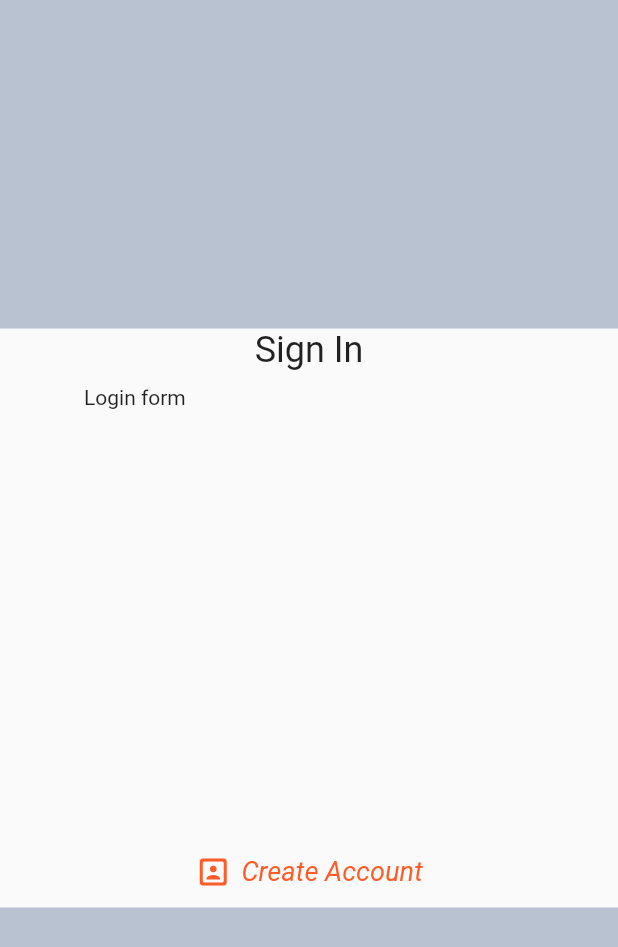
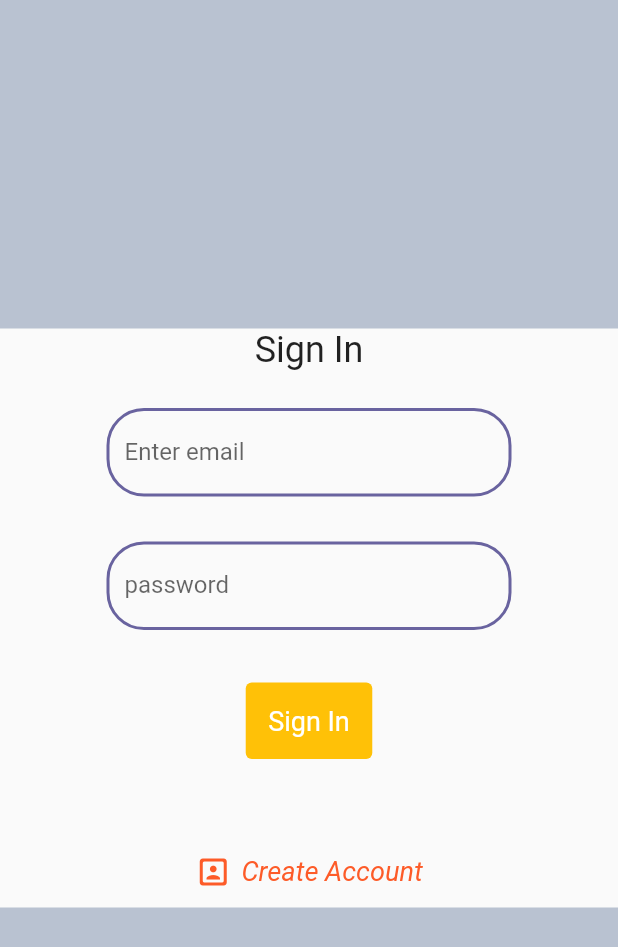
Before and after one commit to pdichone/book_tracker_app_course, a Flutter app: the screen it shows after launch, after a tap on "Sign in to get started", on a phone screen of 412 x 824 dp. Shown: the top 947 px of the screen. Run offline on Flutter 3.47's test engine with Material 2 defaults, Android fonts, the phone set to English and light mode, and no system bars; our stand-ins replace hexcolor.

Commit message:
login page finished
Yes

```diff
--- a/book_tracker/lib/screens/get_started_page.dart
+++ b/book_tracker/lib/screens/get_started_page.dart
@@ -1,5 +1,8 @@
 import 'dart:ui';
 
+import 'package:book_tracker/screens/login_page.dart';
+import 'package:book_tracker/widgets/input_decoration.dart';
+import 'package:book_tracker/widgets/login_form.dart';
 import 'package:flutter/material.dart';
 import 'package:hexcolor/hexcolor.dart';
 
@@ -49,66 +52,3 @@ class GetStartedPage extends StatelessWidget {
     );
   }
 }
-
-class LoginPage extends StatefulWidget {
-  @override
-  _LoginPageState createState() => _LoginPageState();
-}
-
-class _LoginPageState extends State<LoginPage> {
-  bool isCreateAccountClicked = false;
-  @override
-  Widget build(BuildContext context) {
-    return Material(
-      child: Container(
-          child: Column(
-        children: [
-          Expanded(
-              flex: 2,
-              child: Container(
-                color: HexColor('#b9c2d1'),
-              )),
-          Text(
-            'Sign In',
-            style: Theme.of(context).textTheme.headline5,
-          ),
-          SizedBox(
-            height: 10,
-          ),
-          Column(
-            children: [
-              SizedBox(
-                width: 300,
-                height: 300,
-                child: Text(
-                    isCreateAccountClicked ? 'Create Acct Form' : 'Login form'),
-              ),
-              TextButton.icon(
-                  icon: Icon(Icons.portrait_rounded),
-                  style: TextButton.styleFrom(
-                      primary: HexColor('#fd5b28'),
-                      textStyle:
-                          TextStyle(fontSize: 18, fontStyle: FontStyle.italic)),
-                  onPressed: () {
-                    setState(() {
-                      if (!isCreateAccountClicked) {
-                        isCreateAccountClicked = true;
-                      } else
-                        isCreateAccountClicked = false;
-                    });
-                  },
-                  label: Text(isCreateAccountClicked
-                      ? 'Already have an account?'
-                      : 'Create Account'))
-            ],
-          ),
-          Expanded(
-              flex: 2,
-              child: Container(
-                color: HexColor('#b9c2d1'),
-              ))
-        ],
-      )),
-    );
-  }
-}
--- /dev/null
+++ b/book_tracker/lib/screens/login_page.dart
@@ -0,0 +1,78 @@
+import 'package:book_tracker/widgets/create_account_form.dart';
+import 'package:book_tracker/widgets/login_form.dart';
+import 'package:flutter/material.dart';
+import 'package:hexcolor/hexcolor.dart';
+
+class LoginPage extends StatefulWidget {
+  @override
+  _LoginPageState createState() => _LoginPageState();
+}
+
+class _LoginPageState extends State<LoginPage> {
+  bool isCreateAccountClicked = false;
+
+  final _formKey = GlobalKey<FormState>();
+
+  final TextEditingController _emailTextController = TextEditingController();
+  final TextEditingController _passwordTextController = TextEditingController();
+  @override
+  Widget build(BuildContext context) {
+    return Material(
+      child: Container(
+          child: Column(
+        children: [
+          Expanded(
+              flex: 2,
+              child: Container(
+                color: HexColor('#b9c2d1'),
+              )),
+          Text(
+            'Sign In',
+            style: Theme.of(context).textTheme.headline5,
+          ),
+          SizedBox(
+            height: 10,
+          ),
+          Column(
+            children: [
+              SizedBox(
+                  width: 300,
+                  height: 300,
+                  child: isCreateAccountClicked != true
+                      ? LoginForm(
+                          formKey: _formKey,
+                          emailTextController: _emailTextController,
+                          passwordTextController: _passwordTextController)
+                      : CreateAccountForm(
+                          formKey: _formKey,
+                          emailTextController: _emailTextController,
+                          passwordTextController: _passwordTextController)),
+              TextButton.icon(
+                  icon: Icon(Icons.portrait_rounded),
+                  style: TextButton.styleFrom(
+                      primary: HexColor('#fd5b28'),
+                      textStyle:
+                          TextStyle(fontSize: 18, fontStyle: FontStyle.italic)),
+                  onPressed: () {
+                    setState(() {
+                      if (!isCreateAccountClicked) {
+                        isCreateAccountClicked = true;
+                      } else
+                        isCreateAccountClicked = false;
+                    });
+                  },
+                  label: Text(isCreateAccountClicked
+                      ? 'Already have an account?'
+                      : 'Create Account'))
+            ],
+          ),
+          Expanded(
+              flex: 2,
+              child: Container(
+                color: HexColor('#b9c2d1'),
+              ))
+        ],
+      )),
+    );
+  }
+}
--- /dev/null
+++ b/book_tracker/lib/widgets/input_decoration.dart
@@ -0,0 +1,15 @@
+import 'package:flutter/material.dart';
+import 'package:hexcolor/hexcolor.dart';
+
+InputDecoration buildInputDecoration({String label, String hintText}) {
+  return InputDecoration(
+      fillColor: Colors.white,
+      focusedBorder: OutlineInputBorder(
+          borderRadius: BorderRadius.circular(12),
+          borderSide: BorderSide(color: Colors.blue)),
+      enabledBorder: OutlineInputBorder(
+          borderRadius: BorderRadius.circular(25),
+          borderSide: BorderSide(color: HexColor('#69639F'), width: 2.0)),
+      labelText: label,
+      hintText: hintText);
+}
--- /dev/null
+++ b/book_tracker/lib/widgets/login_form.dart
@@ -0,0 +1,64 @@
+import 'package:book_tracker/widgets/input_decoration.dart';
+import 'package:flutter/material.dart';
+
+class LoginForm extends StatelessWidget {
+  const LoginForm({
+    Key key,
+    @required GlobalKey<FormState> formKey,
+    @required TextEditingController emailTextController,
+    @required TextEditingController passwordTextController,
+  })  : _formKey = formKey,
+        _emailTextController = emailTextController,
+        _passwordTextController = passwordTextController,
+        super(key: key);
+
+  final GlobalKey<FormState> _formKey;
+  final TextEditingController _emailTextController;
+  final TextEditingController _passwordTextController;
+
+  @override
+  Widget build(BuildContext context) {
+    return Form(
+      key: _formKey,
+      child: Column(children: [
+        Padding(
+          padding: const EdgeInsets.all(15.0),
+          child: TextFormField(
+            validator: (value) {
+              return value.isEmpty ? 'Please add an email' : null;
+            },
+            controller: _emailTextController,
+            decoration: buildInputDecoration(
+                label: 'Enter email', hintText: 'john@me.com'),
+          ),
+        ),
+        Padding(
+          padding: const EdgeInsets.all(15.0),
+          child: TextFormField(
+              validator: (value) {
+                return value.isEmpty ? 'Enter password' : null;
+              },
+              controller: _passwordTextController,
+              obscureText: true,
+              decoration:
+                  buildInputDecoration(label: 'password', hintText: '')),
+        ),
+        SizedBox(
+          height: 20,
+        ),
+        TextButton(
+            style: TextButton.styleFrom(
+                primary: Colors.white,
+                padding: EdgeInsets.all(15),
+                shape: RoundedRectangleBorder(
+                    borderRadius: BorderRadius.circular(4)),
+                backgroundColor: Colors.amber,
+                textStyle: TextStyle(fontSize: 18)),
+            onPressed: () {
+              if (_formKey.currentState.validate()) {}
+            },
+            child: Text('Sign In'))
+      ]),
+    );
+  }
+}
```
Also changed, not shown: book_tracker/lib/widgets/create_account_form.dart (added, +66 -0 lines).
